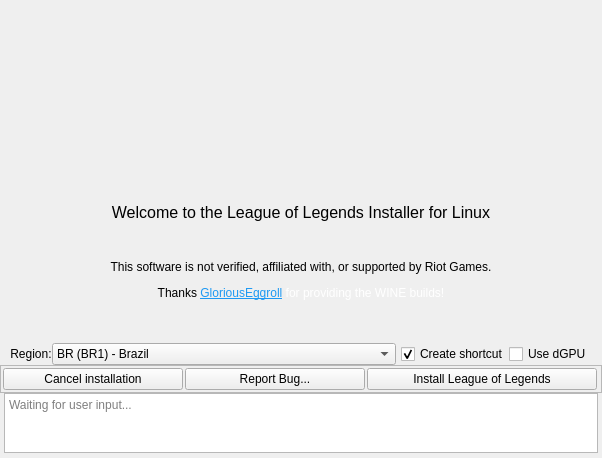
Above: python_src/ui/installer.ui from polkaulfield/lol-for-linux-installer before the change. Below: the same form after it.
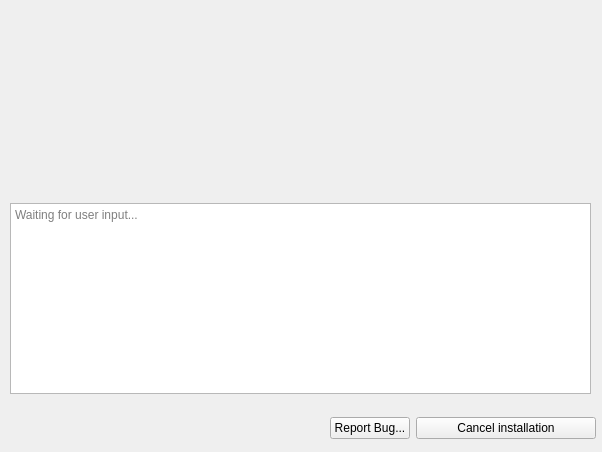
That is the form after the change. The open tabs and pages were chosen to show the change. Icons and pictures are not drawn.

Commit message:
[UI] Major UI overhaul
God, this is just much better like seriously wtf i was doing before lol

The edit to the form file:
```diff
--- a/python_src/ui/installer.ui
+++ b/python_src/ui/installer.ui
@@ -10,7 +10,7 @@
     <x>0</x>
     <y>0</y>
     <width>602</width>
-    <height>458</height>
+    <height>452</height>
    </rect>
   </property>
   <property name="sizePolicy">
@@ -179,23 +179,83 @@
           </widget>
          </item>
          <item>
-          <spacer name="verticalSpacer_3">
-           <property name="orientation">
-            <enum>Qt::Vertical</enum>
+          <layout class="QVBoxLayout" name="verticalLayout">
+           <property name="spacing">
+            <number>0</number>
            </property>
-           <property name="sizeType">
-            <enum>QSizePolicy::Fixed</enum>
+           <property name="sizeConstraint">
+            <enum>QLayout::SetDefaultConstraint</enum>
            </property>
-           <property name="sizeHint" stdset="0">
+           <property name="leftMargin">
+            <number>0</number>
+           </property>
+           <item>
+            <widget class="QStackedWidget" name="stackedWidget">
+             <property name="currentIndex">
+              <number>2</number>
+             </property>
+             <widget class="QWidget" name="welcome">
+              <widget class="QLabel" name="adviselabel">
+               <property name="geometry">
+                <rect>
+                 <x>0</x>
+                 <y>110</y>
+                 <width>600</width>
+                 <height>71</height>
+                </rect>
+               </property>
+               <property name="sizePolicy">
+                <sizepolicy hsizetype="Expanding" vsizetype="Expanding">
+                 <horstretch>0</horstretch>
+                 <verstretch>0</verstretch>
+                </sizepolicy>
+               </property>
+               <property name="maximumSize">
             <size>
-             <width>20</width>
-             <height>10</height>
-            </size>
-           </property>
-          </spacer>
-         </item>
-         <item>
+                 <width>600</width>
+                 <height>600</height>
+                </size>
+               </property>
+               <property name="layoutDirection">
+                <enum>Qt::LeftToRight</enum>
+               </property>
+               <property name="autoFillBackground">
+                <bool>false</bool>
+               </property>
+               <property name="frameShape">
+                <enum>QFrame::NoFrame</enum>
+               </property>
+               <property name="frameShadow">
+                <enum>QFrame::Plain</enum>
+               </property>
+               <property name="text">
+                <string>&lt;html&gt;&lt;head/&gt;&lt;body&gt;&lt;p align=&quot;center&quot;&gt;This software is not verified, affiliated with, or supported by Riot Games.&lt;/p&gt;&lt;p align=&quot;center&quot;&gt;Thanks &lt;a href=&quot;https://github.com/gloriouseggroll&quot;&gt;&lt;span style=&quot; text-decoration: underline; color:#1d99f3;&quot;&gt;GloriousEggroll&lt;/span&gt;&lt;/a&gt;&lt;span style=&quot; font-family:'inherit'; color:#ffffff;&quot;&gt; for providing the WINE builds!&lt;/span&gt;&lt;/p&gt;&lt;/body&gt;&lt;/html&gt;</string>
+               </property>
+               <property name="textFormat">
+                <enum>Qt::AutoText</enum>
+               </property>
+               <property name="alignment">
+                <set>Qt::AlignCenter</set>
+               </property>
+               <property name="openExternalLinks">
+                <bool>true</bool>
+               </property>
+              </widget>
           <widget class="QLabel" name="welcomelabel">
+               <property name="geometry">
+                <rect>
+                 <x>0</x>
+                 <y>60</y>
+                 <width>600</width>
+                 <height>23</height>
+                </rect>
+               </property>
+               <property name="maximumSize">
+                <size>
+                 <width>600</width>
+                 <height>600</height>
+                </size>
+               </property>
            <property name="font">
             <font>
              <pointsize>12</pointsize>
@@ -208,99 +268,73 @@
             <set>Qt::AlignCenter</set>
            </property>
           </widget>
-         </item>
-         <item>
-          <widget class="QLabel" name="adviselabel">
-           <property name="sizePolicy">
-            <sizepolicy hsizetype="Expanding" vsizetype="Expanding">
-             <horstretch>0</horstretch>
-             <verstretch>0</verstretch>
-            </sizepolicy>
-           </property>
-           <property name="layoutDirection">
-            <enum>Qt::LeftToRight</enum>
-           </property>
-           <property name="autoFillBackground">
-            <bool>false</bool>
-           </property>
-           <property name="frameShape">
-            <enum>QFrame::NoFrame</enum>
-           </property>
-           <property name="frameShadow">
-            <enum>QFrame::Plain</enum>
-           </property>
-           <property name="text">
-            <string>&lt;html&gt;&lt;head/&gt;&lt;body&gt;&lt;p align=&quot;center&quot;&gt;This software is not verified, affiliated with, or supported by Riot Games.&lt;/p&gt;&lt;p align=&quot;center&quot;&gt;Thanks &lt;a href=&quot;https://github.com/gloriouseggroll&quot;&gt;&lt;span style=&quot; text-decoration: underline; color:#1d99f3;&quot;&gt;GloriousEggroll&lt;/span&gt;&lt;/a&gt;&lt;span style=&quot; font-family:'inherit'; color:#ffffff;&quot;&gt; for providing the WINE builds!&lt;/span&gt;&lt;/p&gt;&lt;/body&gt;&lt;/html&gt;</string>
-           </property>
-           <property name="textFormat">
-            <enum>Qt::AutoText</enum>
-           </property>
-           <property name="alignment">
-            <set>Qt::AlignCenter</set>
-           </property>
-           <property name="openExternalLinks">
-            <bool>true</bool>
-           </property>
-          </widget>
-         </item>
-         <item>
-          <layout class="QHBoxLayout" name="horizontalLayout_5"/>
-         </item>
-         <item>
-          <layout class="QVBoxLayout" name="verticalLayout">
-           <property name="spacing">
-            <number>0</number>
-           </property>
-           <property name="sizeConstraint">
-            <enum>QLayout::SetDefaultConstraint</enum>
-           </property>
+              <widget class="QWidget" name="horizontalLayoutWidget">
+               <property name="geometry">
+                <rect>
+                 <x>0</x>
+                 <y>210</y>
+                 <width>601</width>
+                 <height>51</height>
+                </rect>
+               </property>
+               <layout class="QHBoxLayout" name="horizontalLayout">
            <property name="leftMargin">
-            <number>0</number>
-           </property>
-           <item>
-            <spacer name="verticalSpacer">
-             <property name="orientation">
-              <enum>Qt::Vertical</enum>
-             </property>
-             <property name="sizeType">
-              <enum>QSizePolicy::Fixed</enum>
-             </property>
-             <property name="sizeHint" stdset="0">
-              <size>
-               <width>10</width>
-               <height>5</height>
-              </size>
-             </property>
-            </spacer>
-           </item>
-           <item>
-            <layout class="QHBoxLayout" name="horizontalLayout_2">
+                 <number>5</number>
+                </property>
+                <property name="topMargin">
+                 <number>1</number>
+                </property>
+                <property name="rightMargin">
+                 <number>5</number>
+                </property>
+                <property name="bottomMargin">
+                 <number>1</number>
+                </property>
              <item>
               <spacer name="horizontalSpacer">
                <property name="orientation">
                 <enum>Qt::Horizontal</enum>
                </property>
-               <property name="sizeType">
-                <enum>QSizePolicy::Fixed</enum>
-               </property>
                <property name="sizeHint" stdset="0">
                 <size>
-                 <width>10</width>
+                    <width>40</width>
                  <height>20</height>
                 </size>
                </property>
               </spacer>
              </item>
              <item>
+                 <widget class="QPushButton" name="nextWelcome">
+                  <property name="text">
+                   <string>Next</string>
+                  </property>
+                  <property name="icon">
+                   <iconset theme="go-next">
+                    <normaloff>.</normaloff>.</iconset>
+                  </property>
+                 </widget>
+                </item>
+               </layout>
+              </widget>
+             </widget>
+             <widget class="QWidget" name="region">
               <widget class="QLabel" name="regionLabel">
                <property name="enabled">
                 <bool>true</bool>
                </property>
+               <property name="geometry">
+                <rect>
+                 <x>230</x>
+                 <y>70</y>
+                 <width>131</width>
+                 <height>21</height>
+                </rect>
+               </property>
                <property name="layoutDirection">
                 <enum>Qt::LeftToRight</enum>
                </property>
                <property name="text">
-                <string>Region:</string>
+                <string>Select your region:</string>
                </property>
                <property name="textFormat">
                 <enum>Qt::AutoText</enum>
@@ -312,9 +346,15 @@
                 <set>Qt::AlignCenter</set>
                </property>
               </widget>
-             </item>
-             <item>
               <widget class="QComboBox" name="languageComboBox">
+               <property name="geometry">
+                <rect>
+                 <x>120</x>
+                 <y>100</y>
+                 <width>371</width>
+                 <height>41</height>
+                </rect>
+               </property>
                <property name="sizePolicy">
                 <sizepolicy hsizetype="Expanding" vsizetype="Expanding">
                  <horstretch>60</horstretch>
@@ -392,169 +432,122 @@
                 </property>
                </item>
               </widget>
-             </item>
+              <widget class="QWidget" name="horizontalLayoutWidget_2">
+               <property name="geometry">
+                <rect>
+                 <x>0</x>
+                 <y>210</y>
+                 <width>601</width>
+                 <height>51</height>
+                </rect>
+               </property>
+               <layout class="QHBoxLayout" name="horizontalLayout_2">
+                <property name="leftMargin">
+                 <number>5</number>
+                </property>
+                <property name="topMargin">
+                 <number>1</number>
+                </property>
+                <property name="rightMargin">
+                 <number>5</number>
+                </property>
+                <property name="bottomMargin">
+                 <number>1</number>
+                </property>
              <item>
-              <spacer name="horizontalSpacer_4">
+                 <spacer name="horizontalSpacer_2">
                <property name="orientation">
                 <enum>Qt::Horizontal</enum>
                </property>
-               <property name="sizeType">
-                <enum>QSizePolicy::Fixed</enum>
-               </property>
                <property name="sizeHint" stdset="0">
                 <size>
-                 <width>5</width>
+                    <width>40</width>
                  <height>20</height>
                 </size>
                </property>
               </spacer>
              </item>
              <item>
+                 <widget class="QPushButton" name="nextRegion">
+                  <property name="text">
+                   <string>Next</string>
+                  </property>
+                  <property name="icon">
+                   <iconset theme="go-next">
+                    <normaloff>.</normaloff>.</iconset>
+                  </property>
+                 </widget>
+                </item>
+               </layout>
+              </widget>
+             </widget>
+             <widget class="QWidget" name="options">
               <widget class="QCheckBox" name="checkShortcut">
+               <property name="geometry">
+                <rect>
+                 <x>30</x>
+                 <y>120</y>
+                 <width>541</width>
+                 <height>22</height>
+                </rect>
+               </property>
                <property name="text">
-                <string>Create shortcut</string>
+                <string>Create desktop shortcut</string>
                </property>
                <property name="checked">
                 <bool>true</bool>
                </property>
               </widget>
-             </item>
-             <item>
               <widget class="QCheckBox" name="checkPrime">
                <property name="enabled">
                 <bool>true</bool>
                </property>
+               <property name="geometry">
+                <rect>
+                 <x>30</x>
+                 <y>80</y>
+                 <width>541</width>
+                 <height>22</height>
+                </rect>
+               </property>
                <property name="text">
-                <string>Use dGPU</string>
+                <string>Use dedicated GPU (DRI_PRIME=1)</string>
                </property>
               </widget>
-             </item>
+              <widget class="QWidget" name="horizontalLayoutWidget_3">
+               <property name="geometry">
+                <rect>
+                 <x>0</x>
+                 <y>210</y>
+                 <width>601</width>
+                 <height>51</height>
+                </rect>
+               </property>
+               <layout class="QHBoxLayout" name="horizontalLayout_3">
+                <property name="leftMargin">
+                 <number>5</number>
+                </property>
+                <property name="topMargin">
+                 <number>1</number>
+                </property>
+                <property name="rightMargin">
+                 <number>5</number>
+                </property>
+                <property name="bottomMargin">
+                 <number>1</number>
+                </property>
              <item>
               <spacer name="horizontalSpacer_2">
                <property name="orientation">
                 <enum>Qt::Horizontal</enum>
                </property>
-               <property name="sizeType">
-                <enum>QSizePolicy::Fixed</enum>
-               </property>
                <property name="sizeHint" stdset="0">
                 <size>
-                 <width>10</width>
+                    <width>40</width>
                  <height>20</height>
                 </size>
                </property>
               </spacer>
-             </item>
-            </layout>
-           </item>
-           <item>
-            <widget class="QFrame" name="installframe">
-             <property name="sizePolicy">
-              <sizepolicy hsizetype="Expanding" vsizetype="Fixed">
-               <horstretch>0</horstretch>
-               <verstretch>0</verstretch>
-              </sizepolicy>
-             </property>
-             <property name="layoutDirection">
-              <enum>Qt::LeftToRight</enum>
-             </property>
-             <property name="frameShape">
-              <enum>QFrame::StyledPanel</enum>
-             </property>
-             <property name="frameShadow">
-              <enum>QFrame::Plain</enum>
-             </property>
-             <property name="lineWidth">
-              <number>0</number>
-             </property>
-             <property name="midLineWidth">
-              <number>0</number>
-             </property>
-             <layout class="QHBoxLayout" name="horizontalLayout" stretch="0,0,0">
-              <property name="spacing">
-               <number>2</number>
-              </property>
-              <property name="sizeConstraint">
-               <enum>QLayout::SetDefaultConstraint</enum>
-              </property>
-              <property name="leftMargin">
-               <number>2</number>
-              </property>
-              <property name="topMargin">
-               <number>2</number>
-              </property>
-              <property name="rightMargin">
-               <number>2</number>
-              </property>
-              <property name="bottomMargin">
-               <number>2</number>
-              </property>
-              <item>
-               <widget class="QPushButton" name="cancelButton">
-                <property name="enabled">
-                 <bool>true</bool>
-                </property>
-                <property name="sizePolicy">
-                 <sizepolicy hsizetype="Expanding" vsizetype="Expanding">
-                  <horstretch>0</horstretch>
-                  <verstretch>0</verstretch>
-                 </sizepolicy>
-                </property>
-                <property name="minimumSize">
-                 <size>
-                  <width>180</width>
-                  <height>0</height>
-                 </size>
-                </property>
-                <property name="maximumSize">
-                 <size>
-                  <width>60</width>
-                  <height>60</height>
-                 </size>
-                </property>
-                <property name="text">
-                 <string>Cancel installation</string>
-                </property>
-                <property name="icon">
-                 <iconset theme="dialog-cancel">
-                  <normaloff>.</normaloff>.</iconset>
-                </property>
-                <property name="flat">
-                 <bool>false</bool>
-                </property>
-               </widget>
-              </item>
-              <item>
-               <widget class="QPushButton" name="githubButton">
-                <property name="sizePolicy">
-                 <sizepolicy hsizetype="Expanding" vsizetype="Expanding">
-                  <horstretch>0</horstretch>
-                  <verstretch>0</verstretch>
-                 </sizepolicy>
-                </property>
-                <property name="maximumSize">
-                 <size>
-                  <width>180</width>
-                  <height>180</height>
-                 </size>
-                </property>
-                <property name="text">
-                 <string>Report Bug...</string>
-                </property>
-                <property name="icon">
-                 <iconset theme="tools-report-bug">
-                  <normaloff>.</normaloff>.</iconset>
-                </property>
-                <property name="checkable">
-                 <bool>false</bool>
-                </property>
-                <property name="default">
-                 <bool>false</bool>
-                </property>
-                <property name="flat">
-                 <bool>false</bool>
-                </property>
-               </widget>
               </item>
               <item>
                <widget class="QPushButton" name="install_button">
@@ -562,7 +555,7 @@
                  <bool>true</bool>
                 </property>
                 <property name="sizePolicy">
-                 <sizepolicy hsizetype="Expanding" vsizetype="Expanding">
+                   <sizepolicy hsizetype="Minimum" vsizetype="Fixed">
                   <horstretch>0</horstretch>
                   <verstretch>0</verstretch>
                  </sizepolicy>
@@ -575,8 +568,8 @@
                 </property>
                 <property name="maximumSize">
                  <size>
-                  <width>230</width>
-                  <height>130</height>
+                    <width>16777215</width>
+                    <height>16777215</height>
                  </size>
                 </property>
                 <property name="text">
@@ -596,36 +589,20 @@
               </item>
              </layout>
             </widget>
-           </item>
-           <item>
-            <layout class="QHBoxLayout" name="horizontalLayout_3">
-             <property name="leftMargin">
-              <number>0</number>
-             </property>
-             <property name="bottomMargin">
-              <number>5</number>
-             </property>
-             <item>
-              <spacer name="horizontalSpacer_5">
-               <property name="orientation">
-                <enum>Qt::Horizontal</enum>
-               </property>
-               <property name="sizeType">
-                <enum>QSizePolicy::Fixed</enum>
-               </property>
-               <property name="sizeHint" stdset="0">
-                <size>
-                 <width>4</width>
-                 <height>10</height>
-                </size>
-               </property>
-              </spacer>
-             </item>
-             <item>
+             </widget>
+             <widget class="QWidget" name="installing">
               <widget class="QTextEdit" name="textOutput">
                <property name="enabled">
                 <bool>true</bool>
                </property>
+               <property name="geometry">
+                <rect>
+                 <x>10</x>
+                 <y>10</y>
+                 <width>581</width>
+                 <height>191</height>
+                </rect>
+               </property>
                <property name="sizePolicy">
                 <sizepolicy hsizetype="Expanding" vsizetype="Expanding">
                  <horstretch>0</horstretch>
@@ -634,8 +611,8 @@
                </property>
                <property name="maximumSize">
                 <size>
-                 <width>98798</width>
-                 <height>60</height>
+                 <width>600</width>
+                 <height>600</height>
                 </size>
                </property>
                <property name="frameShape">
@@ -651,24 +628,112 @@
                 <string>Waiting for user input...</string>
                </property>
               </widget>
-             </item>
+              <widget class="QWidget" name="horizontalLayoutWidget_4">
+               <property name="geometry">
+                <rect>
+                 <x>0</x>
+                 <y>210</y>
+                 <width>601</width>
+                 <height>51</height>
+                </rect>
+               </property>
+               <layout class="QHBoxLayout" name="horizontalLayout_5">
+                <property name="leftMargin">
+                 <number>5</number>
+                </property>
+                <property name="topMargin">
+                 <number>1</number>
+                </property>
+                <property name="rightMargin">
+                 <number>5</number>
+                </property>
+                <property name="bottomMargin">
+                 <number>1</number>
+                </property>
              <item>
-              <spacer name="horizontalSpacer_3">
+                 <spacer name="horizontalSpacer_4">
                <property name="orientation">
                 <enum>Qt::Horizontal</enum>
                </property>
-               <property name="sizeType">
-                <enum>QSizePolicy::Fixed</enum>
-               </property>
                <property name="sizeHint" stdset="0">
                 <size>
-                 <width>4</width>
-                 <height>5</height>
+                    <width>40</width>
+                    <height>20</height>
                 </size>
                </property>
               </spacer>
              </item>
-            </layout>
+                <item>
+                 <widget class="QPushButton" name="githubButton">
+                  <property name="sizePolicy">
+                   <sizepolicy hsizetype="Minimum" vsizetype="Fixed">
+                    <horstretch>0</horstretch>
+                    <verstretch>0</verstretch>
+                   </sizepolicy>
+                  </property>
+                  <property name="maximumSize">
+                   <size>
+                    <width>16777215</width>
+                    <height>16777215</height>
+                   </size>
+                  </property>
+                  <property name="text">
+                   <string>Report Bug...</string>
+                  </property>
+                  <property name="icon">
+                   <iconset theme="tools-report-bug">
+                    <normaloff>.</normaloff>.</iconset>
+                  </property>
+                  <property name="checkable">
+                   <bool>false</bool>
+                  </property>
+                  <property name="default">
+                   <bool>false</bool>
+                  </property>
+                  <property name="flat">
+                   <bool>false</bool>
+                  </property>
+                 </widget>
+                </item>
+                <item>
+                 <widget class="QPushButton" name="cancelButton">
+                  <property name="enabled">
+                   <bool>true</bool>
+                  </property>
+                  <property name="sizePolicy">
+                   <sizepolicy hsizetype="Minimum" vsizetype="Fixed">
+                    <horstretch>0</horstretch>
+                    <verstretch>0</verstretch>
+                   </sizepolicy>
+                  </property>
+                  <property name="minimumSize">
+                   <size>
+                    <width>180</width>
+                    <height>0</height>
+                   </size>
+                  </property>
+                  <property name="maximumSize">
+                   <size>
+                    <width>16777215</width>
+                    <height>16777215</height>
+                   </size>
+                  </property>
+                  <property name="text">
+                   <string>Cancel installation</string>
+                  </property>
+                  <property name="icon">
+                   <iconset theme="dialog-cancel">
+                    <normaloff>.</normaloff>.</iconset>
+                  </property>
+                  <property name="flat">
+                   <bool>false</bool>
+                  </property>
+                 </widget>
+                </item>
+               </layout>
+              </widget>
+             </widget>
+            </widget>
            </item>
           </layout>
          </item>
```
Left out of the diff: 2 changed lines with no effect on the pictures. Lines whose indentation alone changed are shown as unchanged. The commit also changes 1 other file.
